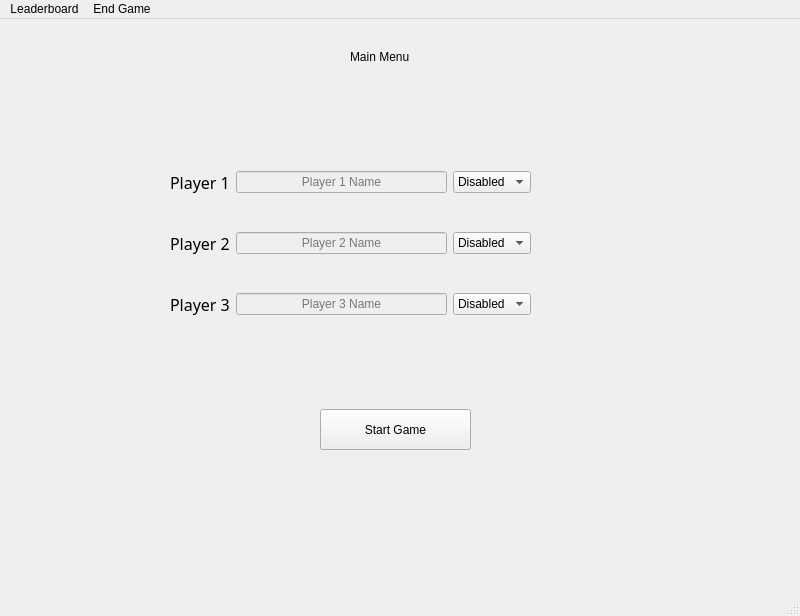
Old version of the form Connect4/mainboard.ui in the repository ramirez-gabriela27/Connect-Four.
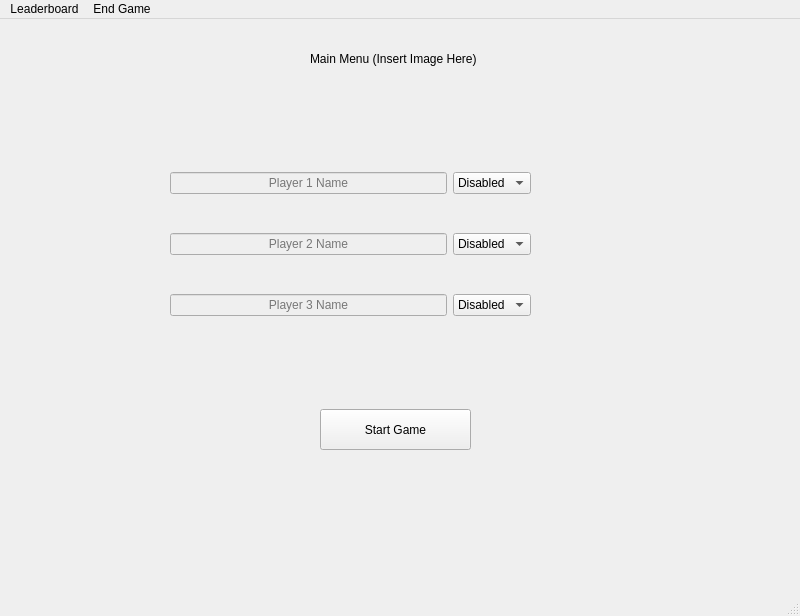
New version of the form. Icons and pictures are not drawn.

Commit message: Removed Player 1-3 on MM screen

Patch:
```diff
--- a/Connect4/mainboard.ui
+++ b/Connect4/mainboard.ui
@@ -36,14 +36,14 @@
      <widget class="QLabel" name="MainMenu_label">
       <property name="geometry">
        <rect>
-        <x>330</x>
+        <x>290</x>
         <y>30</y>
-        <width>81</width>
-        <height>16</height>
+        <width>191</width>
+        <height>20</height>
        </rect>
       </property>
       <property name="text">
-       <string>Main Menu</string>
+       <string>Main Menu (Insert Image Here)</string>
       </property>
      </widget>
      <widget class="QPushButton" name="doneButton">
@@ -69,21 +69,7 @@
        </rect>
       </property>
       <layout class="QGridLayout" name="gridLayout">
-       <item row="2" column="2">
-        <widget class="QComboBox" name="p3_comboBox">
-         <item>
-          <property name="text">
-           <string>Disabled</string>
-          </property>
-         </item>
-         <item>
-          <property name="text">
-           <string>Enabled</string>
-          </property>
-         </item>
-        </widget>
-       </item>
-       <item row="1" column="1">
+       <item row="1" column="0">
         <widget class="QLineEdit" name="p2_name">
          <property name="enabled">
           <bool>false</bool>
@@ -99,37 +85,7 @@
          </property>
         </widget>
        </item>
-       <item row="1" column="2">
-        <widget class="QComboBox" name="p2_comboBox">
-         <item>
-          <property name="text">
-           <string>Disabled</string>
-          </property>
-         </item>
-         <item>
-          <property name="text">
-           <string>Enabled</string>
-          </property>
-         </item>
-        </widget>
-       </item>
        <item row="0" column="0">
-        <widget class="QLabel" name="p1_label">
-         <property name="font">
-          <font>
-           <family>8514oem</family>
-           <pointsize>12</pointsize>
-          </font>
-         </property>
-         <property name="text">
-          <string>Player 1</string>
-         </property>
-         <property name="textFormat">
-          <enum>Qt::AutoText</enum>
-         </property>
-        </widget>
-       </item>
-       <item row="0" column="1">
         <widget class="QLineEdit" name="p1_name">
          <property name="enabled">
           <bool>false</bool>
@@ -145,23 +101,7 @@
          </property>
         </widget>
        </item>
-       <item row="2" column="1">
-        <widget class="QLineEdit" name="p3_name">
-         <property name="enabled">
-          <bool>false</bool>
-         </property>
-         <property name="maxLength">
-          <number>15</number>
-         </property>
-         <property name="alignment">
-          <set>Qt::AlignCenter</set>
-         </property>
-         <property name="placeholderText">
-          <string>Player 3 Name</string>
-         </property>
-        </widget>
-       </item>
-       <item row="0" column="2">
+       <item row="0" column="1">
         <widget class="QComboBox" name="p1_comboBox">
          <item>
           <property name="text">
@@ -175,36 +115,48 @@
          </item>
         </widget>
        </item>
-       <item row="1" column="0">
-        <widget class="QLabel" name="p2_label">
-         <property name="font">
-          <font>
-           <family>8514oem</family>
-           <pointsize>12</pointsize>
-          </font>
-         </property>
-         <property name="text">
-          <string>Player 2</string>
-         </property>
-         <property name="textFormat">
-          <enum>Qt::AutoText</enum>
-         </property>
+       <item row="1" column="1">
+        <widget class="QComboBox" name="p2_comboBox">
+         <item>
+          <property name="text">
+           <string>Disabled</string>
+          </property>
+         </item>
+         <item>
+          <property name="text">
+           <string>Enabled</string>
+          </property>
+         </item>
         </widget>
        </item>
        <item row="2" column="0">
-        <widget class="QLabel" name="p3_label">
-         <property name="font">
-          <font>
-           <family>8514oem</family>
-           <pointsize>12</pointsize>
-          </font>
+        <widget class="QLineEdit" name="p3_name">
+         <property name="enabled">
+          <bool>false</bool>
          </property>
-         <property name="text">
-          <string>Player 3</string>
+         <property name="maxLength">
+          <number>15</number>
          </property>
-         <property name="textFormat">
-          <enum>Qt::AutoText</enum>
+         <property name="alignment">
+          <set>Qt::AlignCenter</set>
          </property>
+         <property name="placeholderText">
+          <string>Player 3 Name</string>
+         </property>
+        </widget>
+       </item>
+       <item row="2" column="1">
+        <widget class="QComboBox" name="p3_comboBox">
+         <item>
+          <property name="text">
+           <string>Disabled</string>
+          </property>
+         </item>
+         <item>
+          <property name="text">
+           <string>Enabled</string>
+          </property>
+         </item>
         </widget>
        </item>
       </layout>
```
The commit also changes 3 other files.
